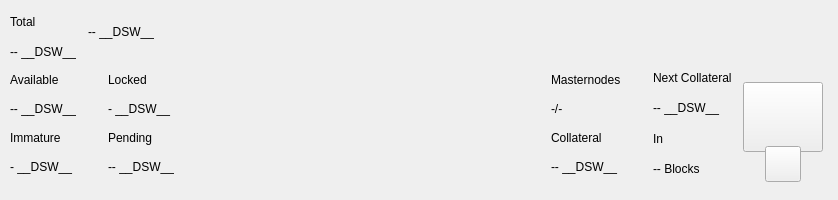
Old version of the form src/qt/pivx/forms/topbar.ui in the repository decenomy/DSW.
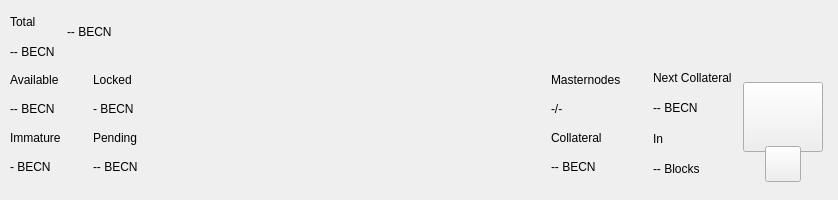
New version of the form. Custom widgets are drawn as their Qt base class.

Patch:
```diff
--- a/src/qt/pivx/forms/topbar.ui
+++ b/src/qt/pivx/forms/topbar.ui
@@ -119,7 +119,7 @@
               <item>
                <widget class="QLabel" name="labelAmountPiv">
                 <property name="text">
-                 <string notr="true">-- __DSW__</string>
+                 <string notr="true">-- BECN</string>
                 </property>
                </widget>
               </item>
@@ -162,7 +162,7 @@
                  <string notr="true">padding:0px;margin:0px;</string>
                 </property>
                 <property name="text">
-                 <string notr="true">-- __DSW__</string>
+                 <string notr="true">-- BECN</string>
                 </property>
                </widget>
               </item>
@@ -456,7 +456,7 @@
                  <item>
                   <widget class="QLabel" name="labelAvailablePiv">
                    <property name="text">
-                    <string>-- __DSW__</string>
+                    <string>-- BECN</string>
                    </property>
                   </widget>
                  </item>
@@ -470,7 +470,7 @@
                  <item>
                   <widget class="QLabel" name="labelImmaturePiv">
                    <property name="text">
-                    <string notr="true">- __DSW__</string>
+                    <string notr="true">- BECN</string>
                    </property>
                   </widget>
                  </item>
@@ -491,7 +491,7 @@
                  <item>
                   <widget class="QLabel" name="labelLockedPiv">
                    <property name="text">
-                    <string>- __DSW__</string>
+                    <string>- BECN</string>
                    </property>
                   </widget>
                  </item>
@@ -505,7 +505,7 @@
                  <item>
                   <widget class="QLabel" name="labelPendingPiv">
                    <property name="text">
-                    <string notr="true">-- __DSW__</string>
+                    <string notr="true">-- BECN</string>
                    </property>
                   </widget>
                  </item>
@@ -567,7 +567,7 @@
              <item>
               <widget class="QLabel" name="labelCollateralPiv">
                <property name="text">
-                <string notr="true">-- __DSW__</string>
+                <string notr="true">-- BECN</string>
                </property>
               </widget>
              </item>
@@ -598,7 +598,7 @@
               <item>
                <widget class="QLabel" name="labelNextCollateralValue">
                 <property name="text">
-                 <string>-- __DSW__</string>
+                 <string>-- BECN</string>
                 </property>
                </widget>
               </item>
```
